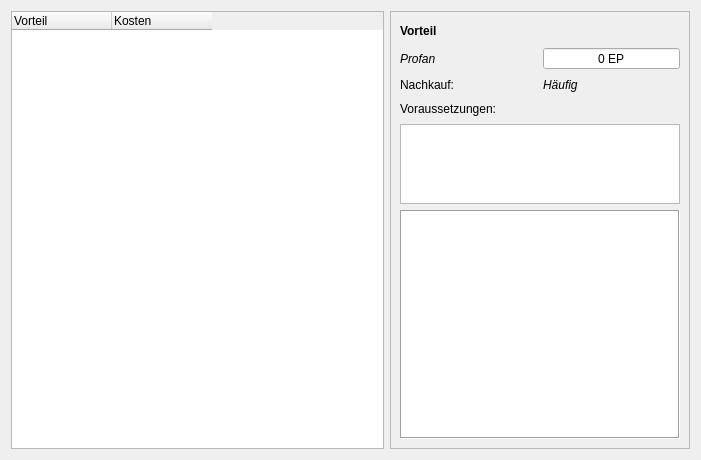
Aeolitus/Sephrasto, file UI/CharakterVorteile.ui: the form before one commit.
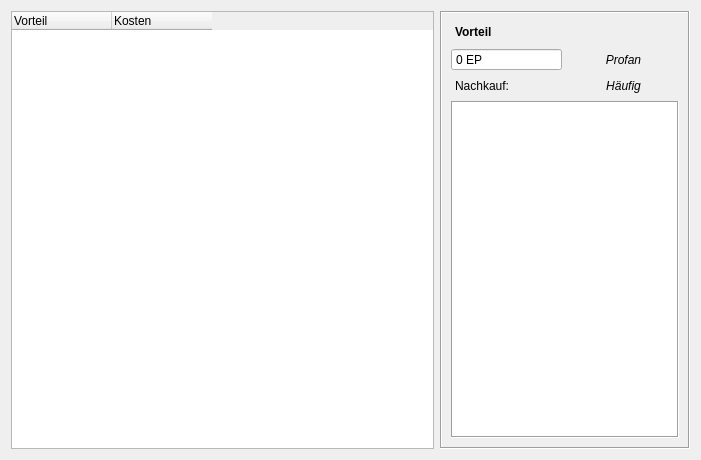
The form after the commit.

Patch:
```diff
--- a/UI/CharakterVorteile.ui
+++ b/UI/CharakterVorteile.ui
@@ -80,7 +80,7 @@
     <widget class="QScrollArea" name="scrollArea">
      <property name="minimumSize">
       <size>
-       <width>300</width>
+       <width>250</width>
        <height>0</height>
       </size>
      </property>
@@ -90,33 +90,29 @@
        <height>16777215</height>
       </size>
      </property>
+     <property name="frameShape">
+      <enum>QFrame::Box</enum>
+     </property>
+     <property name="midLineWidth">
+      <number>0</number>
+     </property>
      <property name="widgetResizable">
       <bool>true</bool>
      </property>
+     <property name="alignment">
+      <set>Qt::AlignLeading|Qt::AlignLeft|Qt::AlignVCenter</set>
+     </property>
      <widget class="QWidget" name="scrollAreaWidgetContents">
       <property name="geometry">
        <rect>
         <x>0</x>
         <y>0</y>
-        <width>298</width>
-        <height>440</height>
+        <width>246</width>
+        <height>438</height>
        </rect>
       </property>
-      <layout class="QGridLayout" name="gridLayout_2">
-       <item row="5" column="0" colspan="2">
-        <widget class="QLabel" name="label_8">
-         <property name="minimumSize">
-          <size>
-           <width>0</width>
-           <height>18</height>
-          </size>
-         </property>
-         <property name="text">
-          <string>Voraussetzungen:</string>
-         </property>
-        </widget>
-       </item>
-       <item row="8" column="0" colspan="2">
+      <layout class="QGridLayout" name="gridLayout">
+       <item row="6" column="0" colspan="2">
         <widget class="QPlainTextEdit" name="plainText">
          <property name="frameShape">
           <enum>QFrame::Box</enum>
@@ -135,10 +131,63 @@
          </property>
         </widget>
        </item>
+       <item row="0" column="0" colspan="2">
+        <widget class="QLabel" name="labelVorteil">
+         <property name="minimumSize">
+          <size>
+           <width>0</width>
+           <height>20</height>
+          </size>
+         </property>
+         <property name="font">
+          <font>
+           <weight>75</weight>
+           <bold>true</bold>
+          </font>
+         </property>
+         <property name="styleSheet">
+          <string notr="true">margin-left: 1px;</string>
+         </property>
+         <property name="text">
+          <string>Vorteil</string>
+         </property>
+        </widget>
+       </item>
+       <item row="3" column="0">
+        <widget class="QLabel" name="label">
+         <property name="styleSheet">
+          <string notr="true">margin-left: 1px</string>
+         </property>
+         <property name="text">
+          <string>Nachkauf:</string>
+         </property>
+        </widget>
+       </item>
        <item row="3" column="1">
+        <widget class="QLabel" name="labelNachkauf">
+         <property name="minimumSize">
+          <size>
+           <width>0</width>
+           <height>18</height>
+          </size>
+         </property>
+         <property name="font">
+          <font>
+           <italic>true</italic>
+          </font>
+         </property>
+         <property name="text">
+          <string>Häufig</string>
+         </property>
+         <property name="alignment">
+          <set>Qt::AlignCenter</set>
+         </property>
+        </widget>
+       </item>
+       <item row="2" column="0">
         <widget class="QSpinBox" name="spinKosten">
          <property name="alignment">
-          <set>Qt::AlignCenter</set>
+          <set>Qt::AlignLeading|Qt::AlignLeft|Qt::AlignVCenter</set>
          </property>
          <property name="readOnly">
           <bool>true</bool>
@@ -160,7 +209,7 @@
          </property>
         </widget>
        </item>
-       <item row="3" column="0">
+       <item row="2" column="1">
         <widget class="QLabel" name="labelTyp">
          <property name="minimumSize">
           <size>
@@ -176,68 +225,8 @@
          <property name="text">
           <string>Profan</string>
          </property>
-        </widget>
-       </item>
-       <item row="6" column="0" colspan="2">
-        <widget class="QPlainTextEdit" name="plainVoraussetzungen">
-         <property name="minimumSize">
-          <size>
-           <width>0</width>
-           <height>50</height>
-          </size>
-         </property>
-         <property name="maximumSize">
-          <size>
-           <width>16777215</width>
-           <height>80</height>
-          </size>
-         </property>
-         <property name="readOnly">
-          <bool>true</bool>
-         </property>
-        </widget>
-       </item>
-       <item row="4" column="0">
-        <widget class="QLabel" name="label">
-         <property name="text">
-          <string>Nachkauf:</string>
-         </property>
-        </widget>
-       </item>
-       <item row="4" column="1">
-        <widget class="QLabel" name="labelNachkauf">
-         <property name="minimumSize">
-          <size>
-           <width>0</width>
-           <height>18</height>
-          </size>
-         </property>
-         <property name="font">
-          <font>
-           <italic>true</italic>
-          </font>
-         </property>
-         <property name="text">
-          <string>Häufig</string>
-         </property>
-        </widget>
-       </item>
-       <item row="1" column="0" colspan="2">
-        <widget class="QLabel" name="labelVorteil">
-         <property name="minimumSize">
-          <size>
-           <width>0</width>
-           <height>20</height>
-          </size>
-         </property>
-         <property name="font">
-          <font>
-           <weight>75</weight>
-           <bold>true</bold>
-          </font>
-         </property>
-         <property name="text">
-          <string>Vorteil</string>
+         <property name="alignment">
+          <set>Qt::AlignCenter</set>
          </property>
         </widget>
        </item>
```
